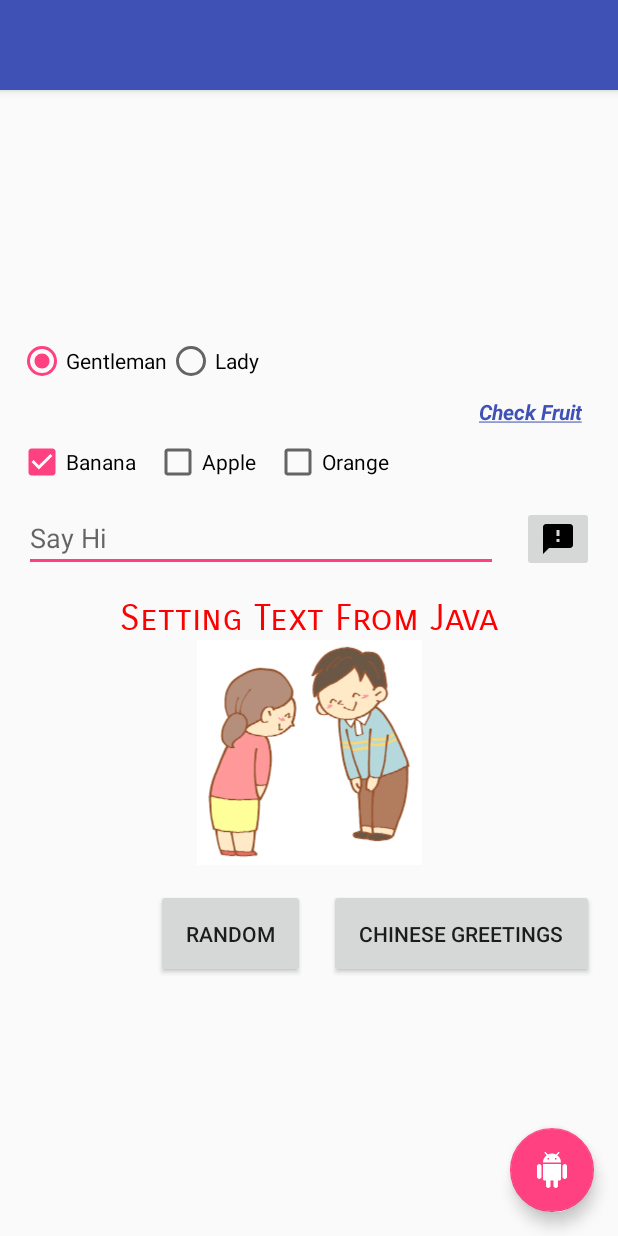
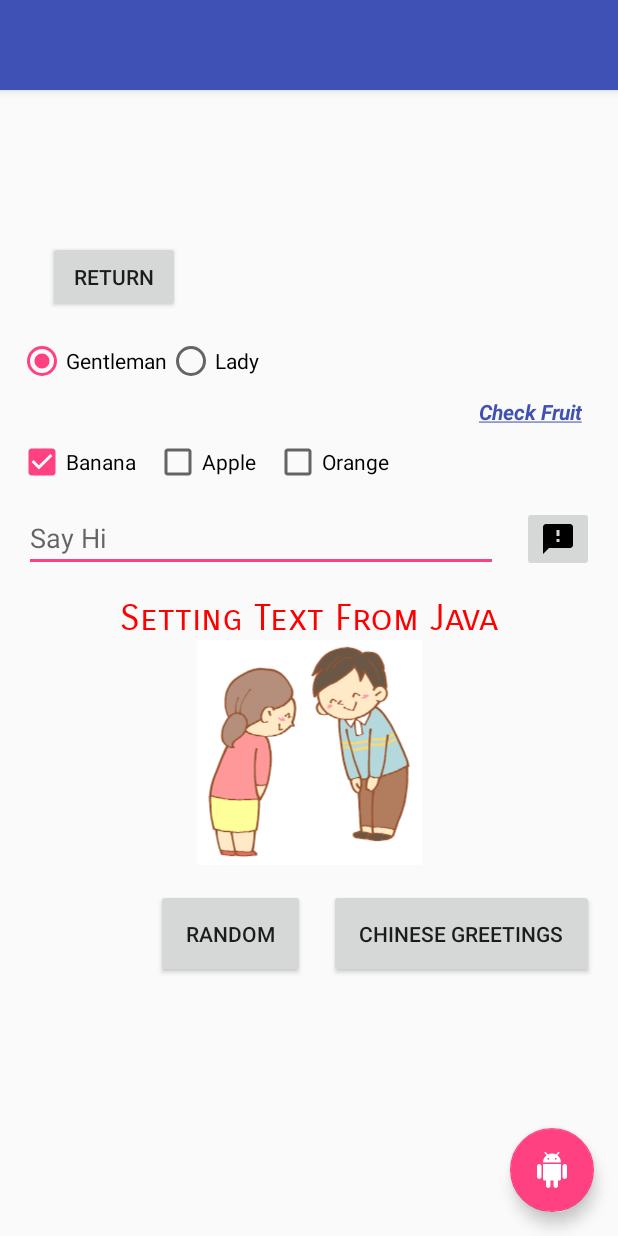
Before and after one commit to agpyaephyo/PADC7-HelloAndroid, an Android app: the TestActivity screen opened directly, with no data from a screen before it, after a tap on "RANDOM", on a phone screen of 412 x 824 dp. Run offline under Robolectric (Android 15) with nearby library versions, the phone set to English and light mode, and no system bars.

Commit message:
Returning data to previous activity.

```diff
--- a/app/src/main/java/com/padcmyanmar/padc7_helloandroid/TestActivity.java
+++ b/app/src/main/java/com/padcmyanmar/padc7_helloandroid/TestActivity.java
@@ -24,6 +24,7 @@ import java.util.Random;
 public class TestActivity extends AppCompatActivity {
 
     private static final String IE_TEXT_TO_DISPLAY = "IE_TEXT_TO_DISPLAY";
+    public static final String IE_RETURN_DATA = "IE_RETURN_DATA";
 
     public static Intent newIntent(Context context, String textToDisplay) {
         Intent intent = new Intent(context, TestActivity.class);
@@ -132,5 +133,16 @@ public class TestActivity extends AppCompatActivity {
 
         TextView tvTextToDisplay = findViewById(R.id.tv_text_to_display);
         tvTextToDisplay.setText(textToDisplay);
+
+        Button btnReturn = findViewById(R.id.btn_return);
+        btnReturn.setOnClickListener(new View.OnClickListener() {
+            @Override
+            public void onClick(View v) {
+                Intent intent = new Intent();
+                intent.putExtra(IE_RETURN_DATA, "Data from Text Activity");
+                setResult(RESULT_OK, intent);
+                finish();
+            }
+        });
     }
 }
--- a/app/src/main/res/layout/activity_test.xml
+++ b/app/src/main/res/layout/activity_test.xml
@@ -153,6 +153,15 @@
             android:layout_above="@id/rg_gender"
             android:layout_margin="@dimen/margin_medium_2" />
 
+        <android.support.v7.widget.AppCompatButton
+            android:id="@+id/btn_return"
+            android:layout_width="wrap_content"
+            android:layout_height="wrap_content"
+            android:text="@string/lbl_return"
+            android:layout_toEndOf="@id/tv_text_to_display"
+            android:layout_alignBottom="@id/tv_text_to_display"
+            />
+
     </RelativeLayout>
 
     <!-- Floating Action Button -->
--- a/app/src/main/res/values/strings.xml
+++ b/app/src/main/res/values/strings.xml
@@ -32,4 +32,5 @@
     <string name="lbl_start_ui_component_1">Start UI Components 1</string>
     <string name="lbl_select_image">Select Image</string>
     <string name="lbl_show_direction_to_shwedagon_pagoda">Direction to Shwe Dagon Pagoda</string>
+    <string name="lbl_return">Return</string>
 </resources>
```
Also changed, not shown: app/src/main/java/com/padcmyanmar/padc7_helloandroid/ContainerComponentsActivity.java (+6 -1 lines).
